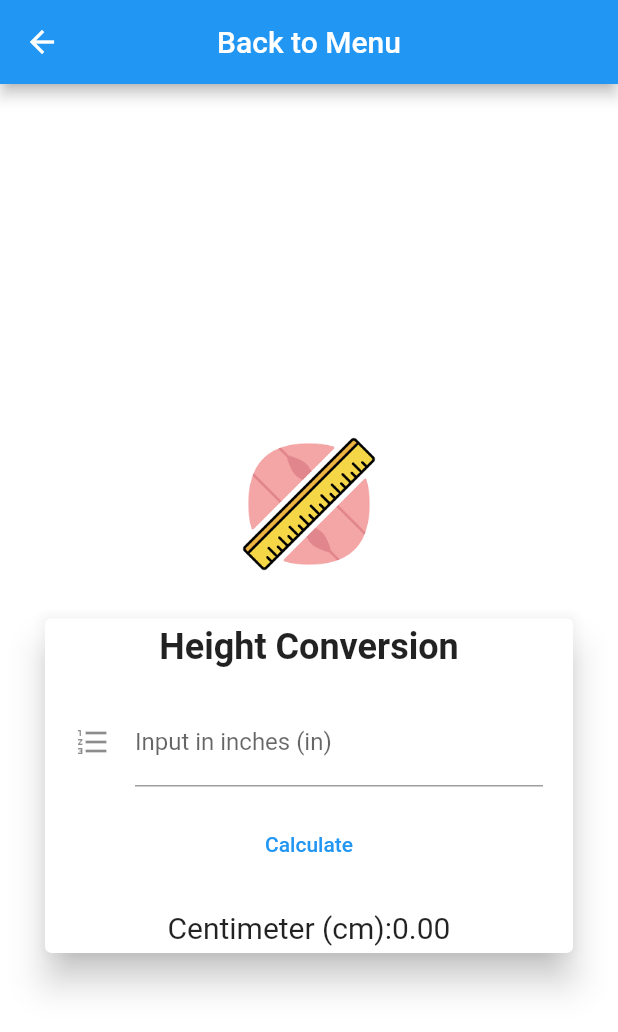
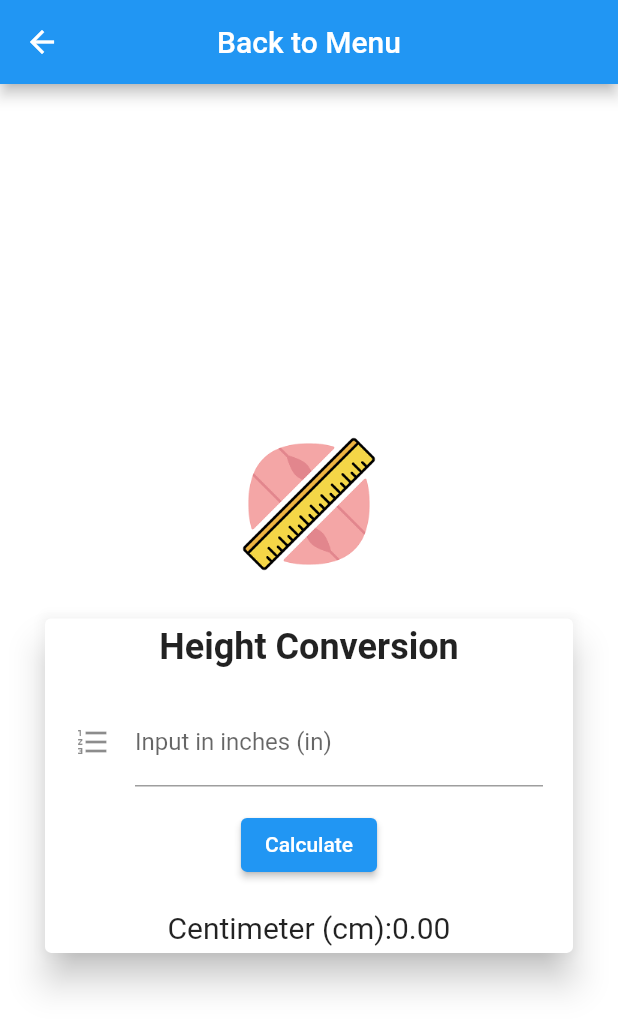
Before and after one commit to school-project-hub/converter, a Flutter app: the screen it shows after launch, after a tap on "Height Conversion", on a phone screen of 412 x 824 dp. Shown: the top 1032 px of the screen. Run offline on Flutter 3.47's test engine with Material 2 defaults, Android fonts, the phone set to English and light mode, and no system bars.

Commit message:
update colors

```diff
--- a/lib/decimal.dart
+++ b/lib/decimal.dart
@@ -60,7 +60,7 @@ class _DecimalConversionState extends State<DecimalConversion> {
                       Row(
                         mainAxisAlignment: MainAxisAlignment.spaceEvenly,
                         children: [
-                          TextButton(
+                          ElevatedButton(
                             child: Text("Calculate"),
                             onPressed: () => calculateMe(1),
                           ),
--- a/lib/distance.dart
+++ b/lib/distance.dart
@@ -59,7 +59,7 @@ class _DistanceConversionState extends State<DistanceConversion> {
                       Row(
                         mainAxisAlignment: MainAxisAlignment.spaceEvenly,
                         children: [
-                          TextButton(
+                          ElevatedButton(
                             child: Text("Calculate"),
                             onPressed: () => calculateMe(1),
                           ),
--- a/lib/height.dart
+++ b/lib/height.dart
@@ -56,7 +56,7 @@ class _HeightConversionState extends State<HeightConversion> {
                       Row(
                         mainAxisAlignment: MainAxisAlignment.spaceEvenly,
                         children: [
-                          TextButton(
+                          ElevatedButton(
                             child: Text("Calculate"),
                             onPressed: () => calculateMe(1),
                           ),
--- a/lib/home.dart
+++ b/lib/home.dart
@@ -64,9 +64,9 @@ class _HomePageState extends State<HomePage> {
                               "Height Conversion",
                               style: TextStyle(fontSize: 18),
                             ),
-                            style: ButtonStyle(
-                              foregroundColor: MaterialStateProperty.all<Color>(
-                                  Colors.white),
+                            style: ElevatedButton.styleFrom(
+                              primary: Colors.green, // background
+                              onPrimary: Colors.white, // foreground
                             ),
                             onPressed: () => Navigator.push(
                                 context,
@@ -112,21 +112,20 @@ class _HomePageState extends State<HomePage> {
                             width: 200,
                             height: 50,
                             child: ElevatedButton(
-                            child: Text(
-                              "Distance Conversion",
-                              style: TextStyle(fontSize: 18),
-                            ),
-                            style: ButtonStyle(
-                              foregroundColor: MaterialStateProperty.all<Color>(
-                                  Colors.white),
+                              style: ElevatedButton.styleFrom(
+                                primary: Colors.orange, // background
+                                onPrimary: Colors.white, // foreground
                               ),
                               onPressed: () => Navigator.push(
                                   context,
                                   MaterialPageRoute(
                                       builder: (content) =>
                                           DistanceConversion())),
+                              child: Text(
+                                'Distance Conversion',
+                                style: TextStyle(fontSize: 18),
                               ),
-                        ),
+                            )),
                       ],
                     ),
                     SizedBox(
```
Lines whose indentation alone changed are shown as unchanged.
